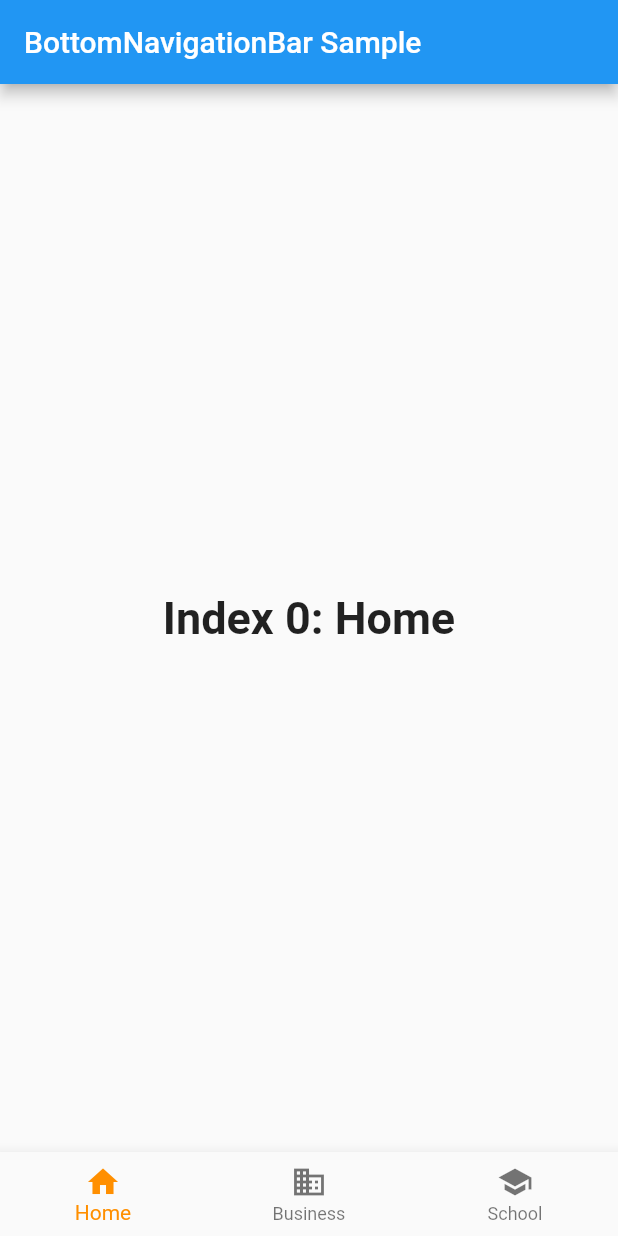
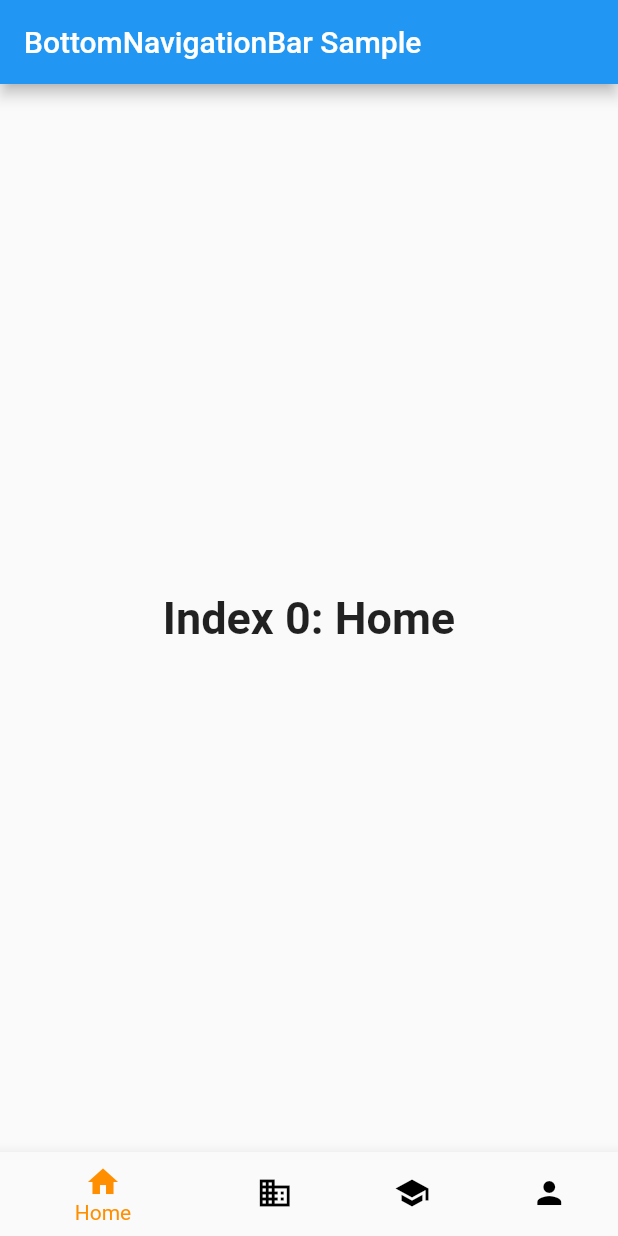
Before and after one commit to MarcelKondo/smart_light, a Flutter app: the screen it shows after launch, on a phone screen of 412 x 824 dp. Run offline on Flutter 3.47's test engine with Material 2 defaults, Android fonts, the phone set to English and light mode, and no system bars.

```diff
--- a/lib/main.dart
+++ b/lib/main.dart
@@ -1,3 +1,5 @@
+//import 'dart:html';
+
 /// Flutter code sample for BottomNavigationBar
 
 // This example shows a [BottomNavigationBar] as it is used within a [Scaffold]
@@ -53,13 +55,16 @@ class _MyStatefulWidgetState extends State<MyStatefulWidget> {
       'Index 2: School',
       style: optionStyle,
     ),
+    Text(
+      'Index 3: Profile',
+      style: optionStyle,
+    ),
   ];
 
   void _onItemTapped(int index) {
-    Navigator.push(
-              context,
-              MaterialPageRoute(builder: (context) => SecondRoute())
-    );
+    setState(() {
+      _selectedIndex = index;
+    });
   }
 
   @override
@@ -85,9 +90,15 @@ class _MyStatefulWidgetState extends State<MyStatefulWidget> {
             icon: Icon(Icons.school),
             label: 'School',
           ),
+          BottomNavigationBarItem(
+            icon: Icon(Icons.person),
+            label: 'Profile',
+          ),
         ],
         currentIndex: _selectedIndex,
         selectedItemColor: Colors.amber[800],
+        unselectedItemColor: Colors.black,
+        unselectedLabelStyle: TextStyle(color: Colors.black),
         onTap: _onItemTapped,
       ),
     );
```
Also changed, not shown: 7 other files.
